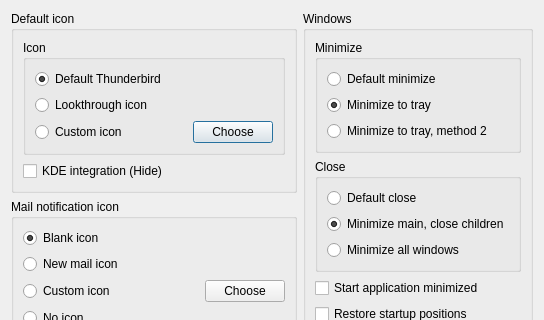
Before: the Qt Designer form app/SysTray-X/SysTray-X-app/preferences.ui in Ximi1970/systray-x, drawn with Qt 5; both pictures show x 0 to 544 and y 0 to 320 of the 544 by 772 pixel window.
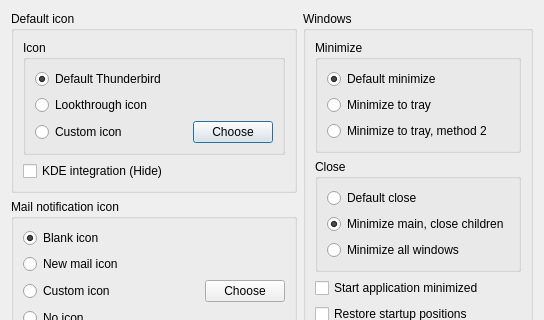
After: the same form once the commit is applied. Icons and pictures are not drawn.

Patch:
```diff
--- a/app/SysTray-X/SysTray-X-app/preferences.ui
+++ b/app/SysTray-X/SysTray-X-app/preferences.ui
@@ -321,7 +321,7 @@
                   <string>Default minimize</string>
                  </property>
                  <property name="checked">
-                  <bool>false</bool>
+                  <bool>true</bool>
                  </property>
                  <attribute name="buttonGroup">
                   <string notr="true">minimizeTypeGroup</string>
@@ -334,7 +334,7 @@
                   <string>Minimize to tray</string>
                  </property>
                  <property name="checked">
-                  <bool>true</bool>
+                  <bool>false</bool>
                  </property>
                  <attribute name="buttonGroup">
                   <string notr="true">minimizeTypeGroup</string>
```
Left out of the diff: 6 changed lines with no effect on the pictures.
